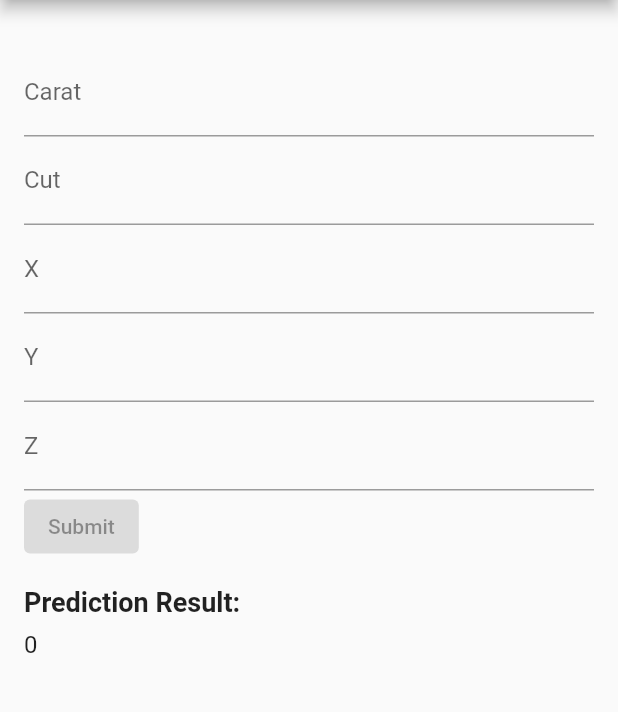
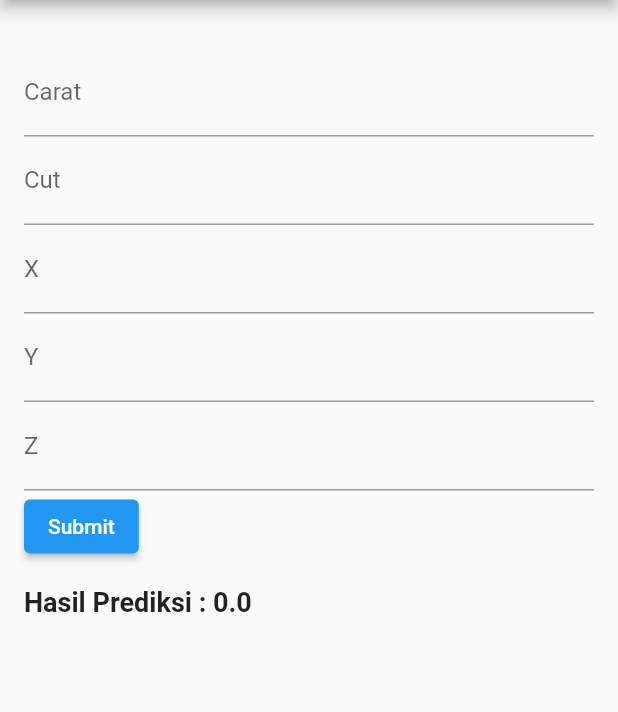
Before and after one commit to NicoLe-01/diamond_prediction_flutter, a Flutter app: the screen it shows after launch, on a phone screen of 412 x 824 dp, the part 84-796 px from its top. Run offline on Flutter 3.47's test engine with Material 2 defaults, Android fonts, the phone set to English and light mode, and no system bars.

Commit message:
add: api hit and prediction

```diff
--- a/lib/main.dart
+++ b/lib/main.dart
@@ -1,5 +1,7 @@
+import 'dart:convert';
+
 import 'package:flutter/material.dart';
-import 'package:tflite_flutter/tflite_flutter.dart';
+import 'package:http/http.dart' as http;
 import 'login_page.dart';
 
 void main() {
@@ -7,23 +9,13 @@ void main() {
 }
 
 class MyApp extends StatelessWidget {
-  const MyApp({super.key});
+  const MyApp({Key? key});
 
-  // This widget is the root of your application.
   @override
   Widget build(BuildContext context) {
     return MaterialApp(
       title: 'Flutter Demo',
       theme: ThemeData(
-        // This is the theme of your application.
-        //
-        // Try running your application with "flutter run". You'll see the
-        // application has a blue toolbar. Then, without quitting the app, try
-        // changing the primarySwatch below to Colors.green and then invoke
-        // "hot reload" (press "r" in the console where you ran "flutter run",
-        // or simply save your changes to "hot reload" in a Flutter IDE).
-        // Notice that the counter didn't reset back to zero; the application
-        // is not restarted.
         primarySwatch: Colors.blue,
       ),
       home: const MyHomePage(title: 'Diamond Prediction'),
@@ -33,16 +25,7 @@ class MyApp extends StatelessWidget {
 }
 
 class MyHomePage extends StatefulWidget {
-  const MyHomePage({super.key, required this.title});
-
-  // This widget is the home page of your application. It is stateful, meaning
-  // that it has a State object (defined below) that contains fields that affect
-  // how it looks.
-
-  // This class is the configuration for the state. It holds the values (in this
-  // case the title) provided by the parent (in this case the App widget) and
-  // used by the build method of the State. Fields in a Widget subclass are
-  // always marked "final".
+  const MyHomePage({Key? key, required this.title});
 
   final String title;
 
@@ -51,59 +34,39 @@ class MyHomePage extends StatefulWidget {
 }
 
 class _MyHomePageState extends State<MyHomePage> {
-  final double _carat = 0.0;
   final TextEditingController _caratController = TextEditingController();
-
-  final double _cut = 0.0;
   final TextEditingController _cutController = TextEditingController();
-
-  final double _x = 0.0;
   final TextEditingController _xController = TextEditingController();
-
-  final double _y = 0.0;
   final TextEditingController _yController = TextEditingController();
-
-  final double _z = 0.0;
   final TextEditingController _zController = TextEditingController();
 
-  double _predictionResult = 0.0;
+  double _predictionResult = 0.0; // Move it to the top of the class
 
-  // Future<void> makePredictions() async {
-  //   // Get input values from controllers
-  //   double carat = double.tryParse(_caratController.text) ?? 0.0;
-  //   double cut = double.tryParse(_cutController.text) ?? 0.0;
-  //   double x = double.tryParse(_xController.text) ?? 0.0;
-  //   double y = double.tryParse(_yController.text) ?? 0.0;
-  //   double z = double.tryParse(_zController.text) ?? 0.0;
+  Future<void> makePredictions() async {
+    double carat = double.tryParse(_caratController.text) ?? 0.0;
+    double cut = double.tryParse(_cutController.text) ?? 0.0;
+    double x = double.tryParse(_xController.text) ?? 0.0;
+    double y = double.tryParse(_yController.text) ?? 0.0;
+    double z = double.tryParse(_zController.text) ?? 0.0;
 
-  //   final input = TensorBufferFloat(<double>[carat, cut, x, y, z]);
-  //   final output = {};
+    final apiUrl = Uri.parse('http://10.0.2.2:5000/predict');
 
-  //   final interpreter =
-  //       await Interpreter.fromAsset('assets/diamond_price_model.tflite');
+    final response = await http.post(
+      apiUrl,
+      headers: <String, String>{
+        'Content-Type': 'application/json'
+      },
+      body: jsonEncode({'carat': carat, 'cut': cut, 'x': x, 'y': y, 'z': z}),
+    );
 
-  //   await interpreter.run(input, output);
+    if (response.statusCode == 200) {
+      final Map<String, dynamic> data = json.decode(response.body);
+      final predictionResult = data['prediction'];
 
-  //   final predictionResult = output[interpreter.getOutputTensor(0)];
-
-  //   setState(() {
-  //     _predictionResult = predictionResult;
-  //   });
-  // }
-
-  @override
-  void initState() {
-    super.initState();
-    loadModel();
-  }
-
-  Future<void> loadModel() async {
-    try {
-      final interpreter =
-          await Interpreter.fromAsset('diamond_price_model.tflite');
-      print("Model Loaded Succesfully");
-    } catch (e) {
-      print(e);
+      setState(() {
+        _predictionResult = predictionResult;
+      });
+    } else {
     }
   }
 
@@ -114,12 +77,13 @@ class _MyHomePageState extends State<MyHomePage> {
         title: Text(widget.title),
         actions: [
           IconButton(
-              icon: Icon(Icons.logout),
-              onPressed: () {
-                Navigator.of(context).pushReplacement(MaterialPageRoute(
-                  builder: (context) => LoginPage(),
-                ));
-              })
+            icon: Icon(Icons.logout),
+            onPressed: () {
+              Navigator.of(context).pushReplacement(MaterialPageRoute(
+                builder: (context) => LoginPage(),
+              ));
+            },
+          ),
         ],
       ),
       body: GestureDetector(
@@ -132,6 +96,8 @@ class _MyHomePageState extends State<MyHomePage> {
           xController: _xController,
           yController: _yController,
           zController: _zController,
+          makePredictions: makePredictions, // Pass the function
+          predictionResult: _predictionResult, // Pass the result
         ),
       ),
     );
@@ -140,23 +106,28 @@ class _MyHomePageState extends State<MyHomePage> {
 
 class InputField extends StatelessWidget {
   const InputField({
-    super.key,
+    Key? key,
     required TextEditingController caratController,
     required TextEditingController cutController,
     required TextEditingController xController,
     required TextEditingController yController,
     required TextEditingController zController,
+    required this.makePredictions, // Receive the function
+    required this.predictionResult, // Receive the result
   })  : _caratController = caratController,
         _cutController = cutController,
         _xController = xController,
         _yController = yController,
-        _zController = zController;
+        _zController = zController,
+        super(key: key);
 
   final TextEditingController _caratController;
   final TextEditingController _cutController;
   final TextEditingController _xController;
   final TextEditingController _yController;
   final TextEditingController _zController;
+  final VoidCallback makePredictions; // Declare the function
+  final double predictionResult; // Declare the result
 
   @override
   Widget build(BuildContext context) {
@@ -192,24 +163,19 @@ class InputField extends StatelessWidget {
               keyboardType: TextInputType.number,
               decoration: const InputDecoration(labelText: 'Z'),
             ),
-            // Add the submit button here
-            const ElevatedButton(
-              onPressed: null,
-              child: Text('Submit'),
+            ElevatedButton(
+              onPressed: makePredictions, // Call the makePredictions function
+              child: const Text('Submit'),
             ),
             const SizedBox(height: 16.0),
-            const Text(
-              'Prediction Result:',
-              style: TextStyle(
+            Text(
+              'Hasil Prediksi : $predictionResult', // Display the prediction result here
+              style: const TextStyle(
                 fontSize: 18.0,
                 fontWeight: FontWeight.bold,
               ),
             ),
             const SizedBox(height: 8.0),
-            const Text(
-              '0', // Display the prediction result here
-              style: TextStyle(fontSize: 16.0),
-            ),
           ],
         ),
       ),
--- a/pubspec.yaml
+++ b/pubspec.yaml
@@ -39,7 +39,7 @@ dependencies:
 dev_dependencies:
   flutter_test:
     sdk: flutter
-  tflite_flutter: ^0.9.0
+  http: ^0.13.3
   # tflite_flutter_helper: ^0.3.1
 
   # The "flutter_lints" package below contains a set of recommended lints to
```
Also changed, not shown: lib/components/my_button.dart (added, +28 -0 lines), lib/login_page.dart (+18 -5 lines), pubspec.lock, 3 other files.
